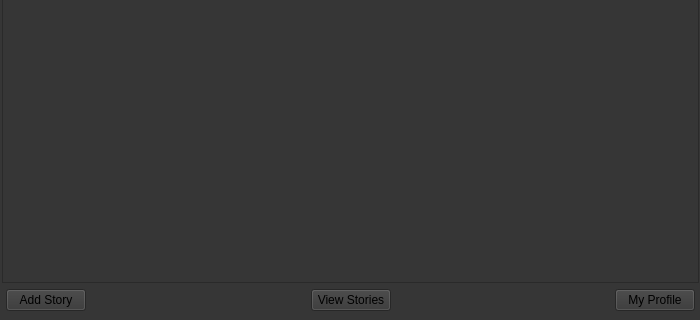
verina101/Chat-Application, file Chat-Application/Chats.ui: the form before one commit; both pictures show x 0 to 700 and y 180 to 500 of the 700 by 500 pixel window.
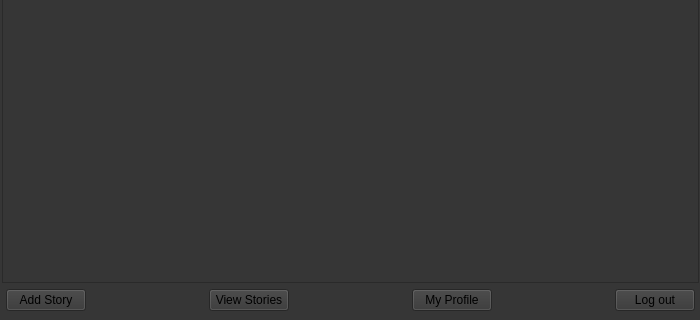
The form after the commit.

Diff of the .ui file:
```diff
--- a/Chat-Application/Chats.ui
+++ b/Chat-Application/Chats.ui
@@ -187,6 +187,26 @@
           </property>
          </widget>
         </item>
+        <item>
+         <spacer name="horizontalSpacer_5">
+          <property name="orientation">
+           <enum>Qt::Horizontal</enum>
+          </property>
+          <property name="sizeHint" stdset="0">
+           <size>
+            <width>40</width>
+            <height>20</height>
+           </size>
+          </property>
+         </spacer>
+        </item>
+        <item>
+         <widget class="QPushButton" name="pushButton_logOut">
+          <property name="text">
+           <string>Log out</string>
+          </property>
+         </widget>
+        </item>
        </layout>
       </item>
      </layout>
```
